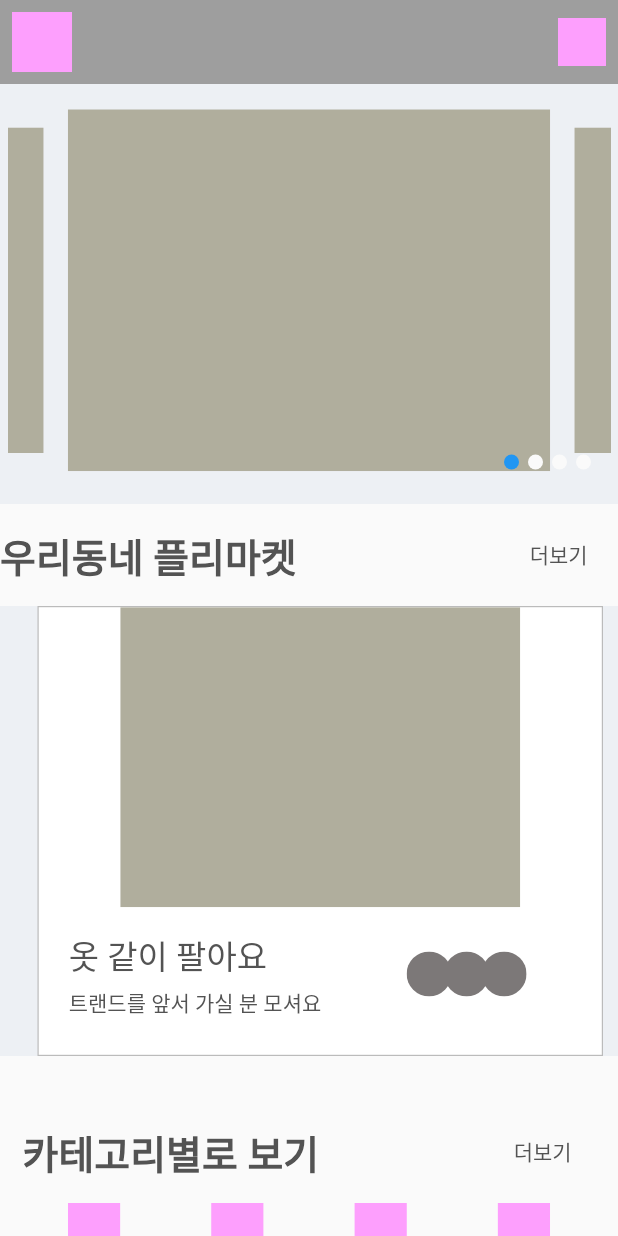
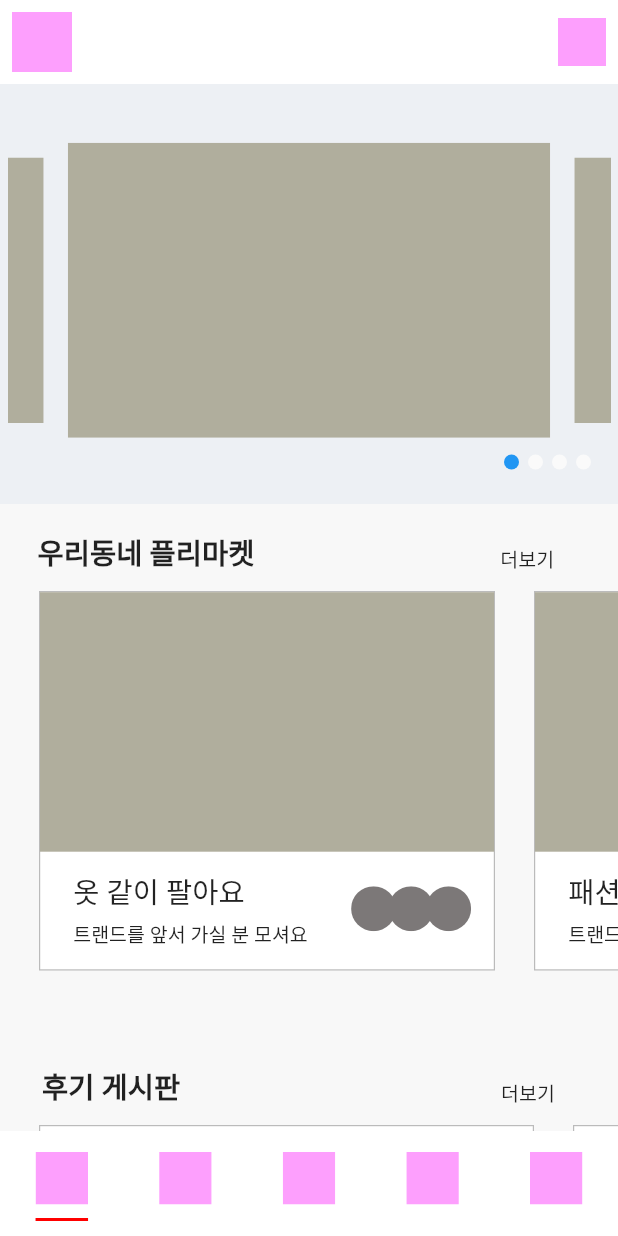
Before and after one commit to project-people/Fling, a Flutter app: the screen it shows after launch, on a phone screen of 412 x 824 dp. Run offline on Flutter 3.47's test engine with Material 2 defaults, Android fonts, the light colour scheme and no system bars; our stand-ins replace flutter_svg, flutter_swiper.

Commit message:
메인화면 디테일 작업

```diff
--- a/lib/main.dart
+++ b/lib/main.dart
@@ -1,6 +1,15 @@
 import 'package:fling/constants.dart';
 import 'package:fling/screens/home/home_screen.dart';
 import 'package:flutter/material.dart';
+import 'package:flutter_svg/flutter_svg.dart';
+
+List<Widget> icon = [
+  SvgPicture.asset('assets/icons/bottom_home.svg', width: 35, height: 35),
+  SvgPicture.asset('assets/icons/bottom_flea_market.svg', width: 35, height: 35),
+  SvgPicture.asset('assets/icons/bottom_neighborhood.svg', width: 35, height: 35),
+  SvgPicture.asset('assets/icons/bottom_saved.svg', width: 35, height: 35),
+  SvgPicture.asset('assets/icons/bottom_profile.svg', width: 35, height: 35),
+];
 
 void main() {
   runApp(const MyApp());
@@ -12,13 +21,53 @@ class MyApp extends StatelessWidget {
   @override
   Widget build(BuildContext context) {
     return MaterialApp(
-      debugShowCheckedModeBanner: false,
-      title: 'Fling',
-      theme: ThemeData(
+        debugShowCheckedModeBanner: false,
+        title: 'Fling',
+        /*theme: ThemeData(
         textTheme: Theme.of(context).textTheme.apply(bodyColor: kTextColor),
         visualDensity: VisualDensity.adaptivePlatformDensity,
-      ),
-      home: HomeScreen(),
-    );
+      ),*/
+        home: DefaultTabController(
+          length: 5,
+          child: Scaffold(
+              body: TabBarView(children: [
+                Center(
+                  child: HomeScreen(),
+                ),
+                const Center(
+                  child: Text('플리마켓 자랑'),
+                ),
+                const Center(
+                  child: Text('플리마켓'),
+                ),
+                const Center(
+                  child: Text('저장'),
+                ),
+                const Center(child: Text('마이페이지'))
+              ]),
+              extendBodyBehindAppBar: true,
+              bottomNavigationBar: Container(
+                  color: const Color(0xFFFFFFFF),
+                  child: Container(
+                    height: 70,
+                    padding: EdgeInsets.only(bottom: 10, top: 5),
+                    child: TabBar(
+                        indicatorSize: TabBarIndicatorSize.label,
+                        indicatorColor: const Color(0xFFFF0000),
+                        indicatorWeight: 2,
+                        labelColor: const Color(0xFFFF0000),
+                        unselectedLabelColor: const Color(0xFF000000),
+                        labelStyle: const TextStyle(
+                          fontSize: 13,
+                        ),
+                        tabs: [
+                          Tab(icon: icon[0]),
+                          Tab(icon: icon[1]),
+                          Tab(icon: icon[2]),
+                          Tab(icon: icon[3]),
+                          Tab(icon: icon[4]),
+                        ]),
+                  ))),
+        ));
   }
 }
--- a/lib/screens/home/components/body.dart
+++ b/lib/screens/home/components/body.dart
@@ -1,7 +1,7 @@
 import 'package:fling/screens/home/components/category.dart';
 import 'package:fling/screens/home/components/neighborhood.dart';
 import 'package:fling/screens/home/components/recommned.dart';
-import 'package:fling/screens/home/components/show_off.dart';
+import 'package:fling/screens/home/components/review.dart';
 import 'package:flutter/material.dart';
 
 class Body extends StatelessWidget {
@@ -11,8 +11,8 @@ class Body extends StatelessWidget {
       children: const <Widget>[
         Recommend(),
         Neighborhood(),
-        Category(),
-        ShowOff()
+        //Category(),
+        Review()
       ],
     ));
   }
--- a/lib/screens/home/components/category.dart
+++ b/lib/screens/home/components/category.dart
@@ -2,18 +2,18 @@ import 'package:flutter/material.dart';
 import 'package:flutter_svg/flutter_svg.dart';
 
 List<Widget> imgList = [
-  SvgPicture.asset('assets/icons/category_fashion.svg', width: 35, height: 35),
-  SvgPicture.asset('assets/icons/category_event.svg', width: 35, height: 35),
-  SvgPicture.asset('assets/icons/category_talent.svg', width: 35, height: 35),
-  SvgPicture.asset('assets/icons/category_drawing.svg', width: 35, height: 35),
+  SvgPicture.asset('assets/icons/category_fashion.svg', width: 42, height: 42),
+  SvgPicture.asset('assets/icons/category_event.svg', width: 42, height: 42),
+  SvgPicture.asset('assets/icons/category_talent.svg', width: 42, height: 42),
+  SvgPicture.asset('assets/icons/category_drawing.svg', width: 42, height: 42),
   SvgPicture.asset('assets/icons/category_home_appliance.svg',
-      width: 35, height: 35),
+      width: 42, height: 42),
   SvgPicture.asset('assets/icons/category_handcraft.svg',
-      width: 35, height: 35),
+      width: 42, height: 42),
   SvgPicture.asset('assets/icons/category_travel_fashion.svg',
-      width: 35, height: 35),
+      width: 42, height: 42),
   SvgPicture.asset('assets/icons/category_seasonal_fashion.svg',
-      width: 35, height: 35)
+      width: 42, height: 42)
 ];
 
 List<String> categories = [
@@ -33,18 +33,24 @@ class Category extends StatelessWidget {
   @override
   Widget build(BuildContext context) {
     return Container(
-        padding: const EdgeInsets.fromLTRB(15, 30, 15, 30),
+        color: const Color(0xFFFFFFFF),
+        padding: const EdgeInsets.all(30),
         child: Column(
           children: [
-            Container(
-                padding: const EdgeInsets.fromLTRB(0, 15, 0, 15),
-                child: Row(
+            Row(
+              crossAxisAlignment: CrossAxisAlignment.end,
               children: const [
-                    Expanded(flex: 6, child: Text('카테고리별로 보기', style: TextStyle(fontSize: 26, fontWeight: FontWeight.bold),)),
+                Expanded(
+                    flex: 6,
+                    child: Text('카테고리별로 보기',
+                        style: TextStyle(
+                            fontSize: 26, fontWeight: FontWeight.bold))),
                 Expanded(flex: 1, child: Text('더보기'))
               ],
-                )),
-            Table(
+            ),
+            Container(
+                padding: const EdgeInsets.fromLTRB(0, 32, 0, 6),
+                child: Table(
                   children: [
                     TableRow(children: [
                       Column(
@@ -61,6 +67,14 @@ class Category extends StatelessWidget {
                       )
                     ]),
                     TableRow(children: [
+                      const Padding(
+                        padding: EdgeInsets.fromLTRB(0, 20, 0, 20),
+                      ),
+                      Container(),
+                      Container(),
+                      Container(),
+                    ]),
+                    TableRow(children: [
                       Column(
                         children: [imgList[4], Text(categories[4])],
                       ),
@@ -75,7 +89,7 @@ class Category extends StatelessWidget {
                       )
                     ])
                   ],
-            )
+                ))
           ],
         ));
   }
--- a/lib/screens/home/components/neighborhood.dart
+++ b/lib/screens/home/components/neighborhood.dart
@@ -3,10 +3,10 @@ import 'package:flutter_svg/flutter_svg.dart';
 import 'package:flutter_swiper/flutter_swiper.dart';
 
 List<Widget> imgList1 = [
-  SvgPicture.asset('assets/images/section_1.svg', width: 350, height: 200),
-  SvgPicture.asset('assets/images/section_2.svg', width: 350, height: 200),
-  SvgPicture.asset('assets/images/section_3.svg', width: 350, height: 200),
-  SvgPicture.asset('assets/images/section_4.svg', width: 350, height: 200)
+  SvgPicture.asset('assets/images/section_2.svg', fit: BoxFit.cover),
+  SvgPicture.asset('assets/images/section_2.svg', fit: BoxFit.cover),
+  SvgPicture.asset('assets/images/section_2.svg', fit: BoxFit.cover),
+  SvgPicture.asset('assets/images/section_2.svg', fit: BoxFit.cover),
 ];
 List<Widget> imgList2 = [
   SvgPicture.asset('assets/icons/circle.svg', width: 30, height: 30),
@@ -23,16 +23,27 @@ List<String> titleList2 = [
   '트랜드를 앞서 가실 분 모셔요'
 ];
 
-Widget Function(int index) frame = (index) {
+Widget listviewBuilder() {
+  return ListView.builder(
+      padding: const EdgeInsets.only(left: 13, right: 13),
+      scrollDirection: Axis.horizontal,
+      itemCount: imgList1.length,
+      itemBuilder: (BuildContext context, int index) {
+        return frame(index);
+      });
+}
+
+Container Function(int index) frame = (index) {
   return Container(
-      margin: const EdgeInsets.fromLTRB(10, 0, 10, 0),
+      width: 304,
+      margin: const EdgeInsets.fromLTRB(13, 12, 13, 45),
       decoration: BoxDecoration(
           color: const Color(0xFFFFFFFF),
           border: Border.all(color: const Color(0xFFBBBBBB), width: 0.8)),
       child: Column(children: [
-        Container(child: imgList1[index]),
+        Container(width: 304, height: 173, child: imgList1[index]),
         Container(
-            padding: const EdgeInsets.all(15),
+            padding: const EdgeInsets.only(left: 17, top: 12),
             child: Row(children: [
               Expanded(
                   flex: 2,
@@ -42,10 +53,10 @@ Widget Function(int index) frame = (index) {
                         Container(
                             padding: const EdgeInsets.fromLTRB(5, 0, 0, 0),
                             child: Text(titleList1[index],
-                                style: TextStyle(fontSize: 22))),
+                                style: TextStyle(fontSize: 19))),
                         Container(
                             padding: const EdgeInsets.fromLTRB(5, 5, 0, 0),
-                            child: Text(titleList2[index]))
+                            child: Text(titleList2[index], style: const TextStyle(fontSize: 13)))
                       ])),
               Expanded(
                   flex: 1,
@@ -67,37 +78,27 @@ class Neighborhood extends StatelessWidget {
 
   @override
   Widget build(BuildContext context) {
-    return Column(
-      crossAxisAlignment: CrossAxisAlignment.start,
-      children: <Widget>[
+    return Container(
+        color: const Color(0xFFF8F8F8),
+        child: Column(
+          children: [
             Container(
-            padding: const EdgeInsets.fromLTRB(0, 15, 0, 15),
+                padding: const EdgeInsets.fromLTRB(25, 18, 27, 0),
                 child: Row(
+                  crossAxisAlignment: CrossAxisAlignment.end,
                   children: const [
                     Expanded(
                         flex: 6,
-                    child: Text(
-                      '우리동네 플리마켓',
-                      style:
-                          TextStyle(fontSize: 26, fontWeight: FontWeight.bold),
-                    )),
-                Expanded(flex: 1, child: Text('더보기'))
+                        child: Text('우리동네 플리마켓',
+                            style: TextStyle(
+                                fontSize: 19, fontWeight: FontWeight.bold))),
+                    Expanded(
+                        flex: 1,
+                        child: Text('더보기', style: TextStyle(fontSize: 13)))
                   ],
                 )),
-        Container(
-            color: const Color(0xFFEDF0F4),
-            height: 300,
-            child: Padding(
-                padding: const EdgeInsets.fromLTRB(15, 0, 0, 0),
-                child: Swiper(
-                    autoplay: true,
-                    scale: 1,
-                    viewportFraction: 1,
-                    itemCount: imgList1.length,
-                    itemBuilder: (BuildContext context, int index) {
-                      return frame(index);
-                    })))
+            SizedBox(height: 310, child: listviewBuilder())
           ],
-    );
+        ));
   }
 }
--- a/lib/screens/home/components/recommned.dart
+++ b/lib/screens/home/components/recommned.dart
@@ -3,10 +3,10 @@ import 'package:flutter_svg/svg.dart';
 import 'package:flutter_swiper/flutter_swiper.dart';
 
 List<Widget> imgList = [
-  SvgPicture.asset('assets/images/section_1.svg'),
-  SvgPicture.asset('assets/images/section_2.svg'),
-  SvgPicture.asset('assets/images/section_3.svg'),
-  SvgPicture.asset('assets/images/section_4.svg')
+  SvgPicture.asset('assets/images/section_1.svg', width: 436, height: 267),
+  SvgPicture.asset('assets/images/section_1.svg', width: 436, height: 267),
+  SvgPicture.asset('assets/images/section_1.svg', width: 436, height: 267),
+  SvgPicture.asset('assets/images/section_1.svg', width: 436, height: 267)
 ];
 
 class Recommend extends StatelessWidget {
--- /dev/null
+++ b/lib/screens/home/components/review.dart
@@ -0,0 +1,140 @@
+import 'package:flutter/material.dart';
+import 'package:flutter_svg/flutter_svg.dart';
+import 'package:flutter_swiper/flutter_swiper.dart';
+
+List<Widget> circle1 = [
+  SvgPicture.asset('assets/icons/circle.svg', width: 35, height: 35),
+  SvgPicture.asset('assets/icons/circle.svg', width: 35, height: 35),
+  SvgPicture.asset('assets/icons/circle.svg', width: 35, height: 35),
+  SvgPicture.asset('assets/icons/circle.svg', width: 35, height: 35)
+];
+
+List<Widget> circle2 = [
+  SvgPicture.asset('assets/icons/circle.svg', width: 35, height: 35),
+  SvgPicture.asset('assets/icons/circle.svg', width: 35, height: 35),
+  SvgPicture.asset('assets/icons/circle.svg', width: 35, height: 35),
+  SvgPicture.asset('assets/icons/circle.svg', width: 35, height: 35)
+];
+
+List<String> coms = ['계절 커뮤니티', '다른 커뮤니티', '또다른 커뮤니티', '또또다름'];
+
+List<List> titles = [
+  ['어쩌구 저쩌구', '저쩌구 어쩌구'],
+  ['그렇고 저렇고', '저렇고 그렇고'],
+  ['어쩌구 저쩌구', '저쩌구 어쩌구'],
+  ['그렇고 저렇고', '저렇고 그렇고']
+];
+
+List<List> contents = [
+  ['트랜드를 앞서 가실분 모셔요', '트랜드를 앞서 가실분 모셔요'],
+  ['트랜드를 앞서 가실분 모셔요', '트랜드를 앞서 가실분 모셔요'],
+  ['트랜드를 앞서 가실분 모셔요', '트랜드를 앞서 가실분 모셔요'],
+  ['트랜드를 앞서 가실분 모셔요', '트랜드를 앞서 가실분 모셔요'],
+];
+
+String writed = '1시간전';
+
+Widget listviewBuilder() {
+  return ListView.builder(
+      padding: const EdgeInsets.only(left: 13, right: 13),
+      scrollDirection: Axis.horizontal,
+      itemCount: coms.length,
+      itemBuilder: (BuildContext context, int index) {
+        return frame(index);
+      });
+}
+
+Widget Function(int index) frame = (index) {
+  return Container(
+      width: 330,
+      margin: const EdgeInsets.fromLTRB(13, 12, 13, 45),
+      padding: const EdgeInsets.all(17),
+      decoration: BoxDecoration(
+          color: const Color(0xFFFFFFFF),
+          border: Border.all(color: const Color(0xFFBBBBBB), width: 0.8)),
+      child: Column(crossAxisAlignment: CrossAxisAlignment.start, children: [
+        Text(coms[index], style: const TextStyle(fontSize: 13, fontWeight: FontWeight.bold)),
+        Container(
+            // 첫번째 글
+            child: Container(
+                padding: const EdgeInsets.fromLTRB(0, 14, 0, 0),
+                child: Row(
+                  crossAxisAlignment: CrossAxisAlignment.start,
+                  children: [
+                    Container(
+                      // 이미지
+                      padding: const EdgeInsets.fromLTRB(0, 0, 10, 0),
+                      child: circle1[index],
+                    ),
+                    Column(
+                      // 제목, 내용, 시간
+                      crossAxisAlignment: CrossAxisAlignment.start,
+                      children: [
+                        Text(titles[index][0], style: const TextStyle(fontSize: 17)),
+                        Text(contents[index][0], style: const TextStyle(fontSize: 13)),
+                        Text(writed, style: const TextStyle(fontSize: 13))
+                      ],
+                    )
+                  ],
+                ))),
+        Padding(
+            // 구분선
+            padding: const EdgeInsets.fromLTRB(45, 24, 10, 0),
+            child: Container(
+              height: 0.3,
+              color: const Color(0xFFBBBBBB),
+            )),
+        Container(
+            // 두번째 글
+            child: Container(
+                padding: const EdgeInsets.fromLTRB(0, 14, 0, 0),
+                child: Row(
+                  crossAxisAlignment: CrossAxisAlignment.start,
+                  children: [
+                    Container(
+                      // 이미지
+                      padding: const EdgeInsets.fromLTRB(0, 0, 10, 0),
+                      child: circle2[index],
+                    ),
+                    Column(
+                      // 제목, 내용, 시간
+                      crossAxisAlignment: CrossAxisAlignment.start,
+                      children: [
+                        Text(titles[index][1], style: const TextStyle(fontSize: 17)),
+                        Text(contents[index][1], style: const TextStyle(fontSize: 13)),
+                        Text(writed, style: const TextStyle(fontSize: 13))
+                      ],
+                    )
+                  ],
+                )))
+      ]));
+};
+
+class Review extends StatelessWidget {
+  const Review({Key? key}) : super(key: key);
+
+  @override
+  Widget build(BuildContext context) {
+    return Container(
+        color: const Color(0xFFF8F8F8),
+        child: Column(
+          children: [
+            Container(
+                padding: const EdgeInsets.fromLTRB(28, 18, 27, 0),
+                child: Row(
+                  crossAxisAlignment: CrossAxisAlignment.end,
+                  children: const [
+                    Expanded(
+                        flex: 6,
+                        child: Text('후기 게시판',
+                            style: TextStyle(
+                                fontSize: 19, fontWeight: FontWeight.bold))),
+                    Expanded(flex: 1, child: Text('더보기', style: TextStyle(
+                        fontSize: 13)))
+                  ],
+                )),
+            SizedBox(height: 320, child: listviewBuilder())
+          ],
+        ));
+  }
+}
--- a/lib/screens/home/home_screen.dart
+++ b/lib/screens/home/home_screen.dart
@@ -13,7 +13,7 @@ class HomeScreen extends StatelessWidget {
 
   AppBar buildAppBar() {
     return AppBar(
-        backgroundColor: Colors.grey,
+        backgroundColor: const Color(0xFFFFFFFF),
         elevation: 0,
         leading: IconButton(
           onPressed: () {},
```
Also changed, not shown: lib/screens/home/components/show_off.dart (deleted, +0 -138 lines), assets/images/section_1.svg, assets/images/section_2.svg, assets/images/section_3.svg (deleted), assets/images/section_4.svg (deleted), lib/screens/review/review_screen.dart (added). Lines whose indentation alone changed are shown as unchanged.
